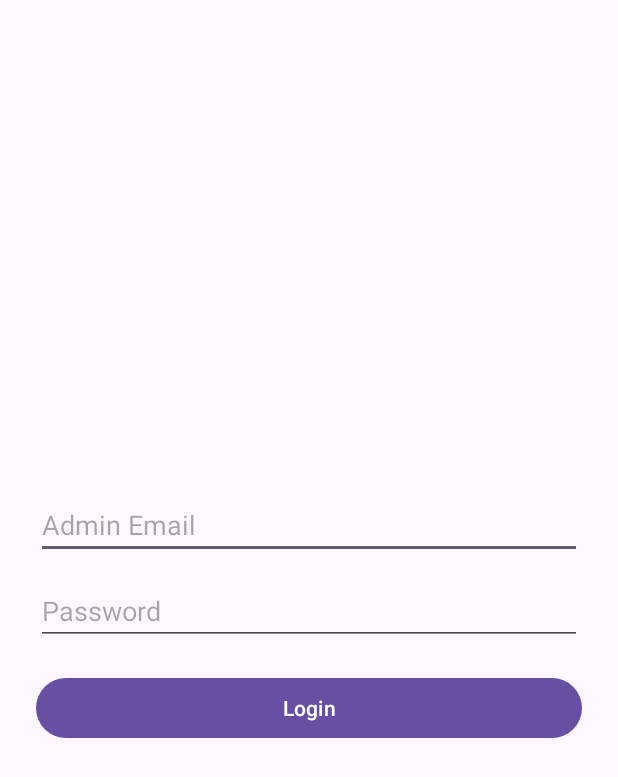
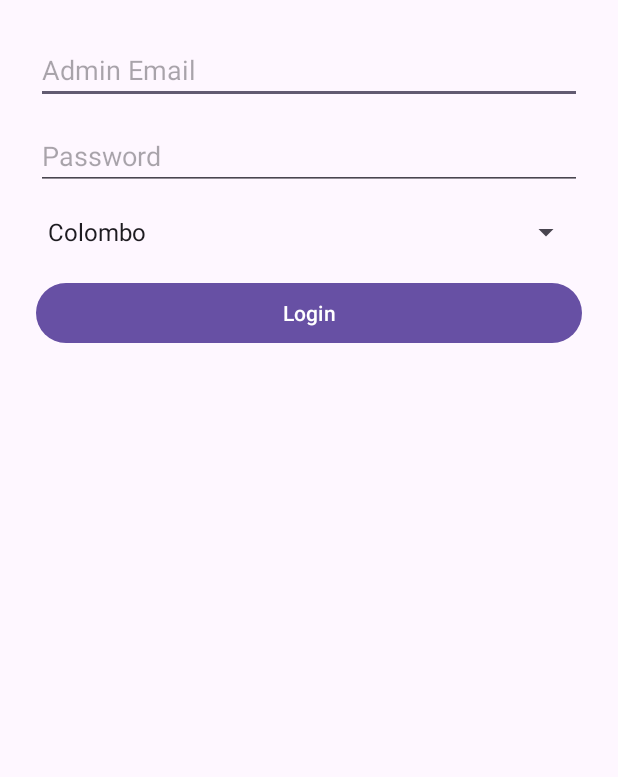
Before and after one commit to Kalpa-Mihiranga/MADCW_Pizza-Mania, an Android app: the AdminLogin screen opened directly, with no data from a screen before it, after a tap on "Login", on a phone screen of 412 x 824 dp. Shown: the top 777 px of the screen. Run offline under Robolectric (Android 15) with nearby library versions, the phone set to English and light mode, and no system bars.

Commit message:
admin select branche

```diff
--- a/app/src/main/java/com/example/pizzamania/AdminLogin.java
+++ b/app/src/main/java/com/example/pizzamania/AdminLogin.java
@@ -3,16 +3,19 @@ package com.example.pizzamania;
 import android.content.Intent;
 import android.os.Bundle;
 import android.text.TextUtils;
+import android.widget.ArrayAdapter;
 import android.widget.Button;
 import android.widget.EditText;
+import android.widget.Spinner;
 import android.widget.Toast;
 
 import androidx.appcompat.app.AppCompatActivity;
 
 public class AdminLogin extends AppCompatActivity {
 
-    EditText editEmail, editPassword;
-    Button btnLogin;
+    private EditText editEmail, editPassword;
+    private Spinner spinnerBranch;
+    private Button btnLogin;
 
     // demo credentials (change to secure storage later)
     private final String ADMIN_EMAIL = "admin@pizza.com";
@@ -23,22 +26,35 @@ public class AdminLogin extends AppCompatActivity {
         super.onCreate(savedInstanceState);
         setContentView(R.layout.activity_admin_login);
 
+        // Initialize views
         editEmail = findViewById(R.id.editEmail);
         editPassword = findViewById(R.id.editPassword);
+        spinnerBranch = findViewById(R.id.spinnerBranch); // spinner from XML
         btnLogin = findViewById(R.id.btnLogin);
 
+        // Set up branch options in spinner
+        String[] branches = {"Colombo", "Galle"};
+        ArrayAdapter<String> adapter = new ArrayAdapter<>(this,
+                android.R.layout.simple_spinner_item, branches);
+        adapter.setDropDownViewResource(android.R.layout.simple_spinner_dropdown_item);
+        spinnerBranch.setAdapter(adapter);
+
+        // Handle login button click
         btnLogin.setOnClickListener(v -> {
-            String e = editEmail.getText().toString().trim();
-            String p = editPassword.getText().toString().trim();
+            String email = editEmail.getText().toString().trim();
+            String password = editPassword.getText().toString().trim();
+            String selectedBranch = spinnerBranch.getSelectedItem().toString();
 
-            if (TextUtils.isEmpty(e) || TextUtils.isEmpty(p)) {
+            if (TextUtils.isEmpty(email) || TextUtils.isEmpty(password)) {
                 Toast.makeText(this, "Enter email & password", Toast.LENGTH_SHORT).show();
                 return;
             }
 
-            if (e.equals(ADMIN_EMAIL) && p.equals(ADMIN_PASSWORD)) {
-                // open product add screen
-                startActivity(new Intent(AdminLogin.this, ProductAddActivity.class));
+            if (email.equals(ADMIN_EMAIL) && password.equals(ADMIN_PASSWORD)) {
+                // pass selected branch to next activity
+                Intent intent = new Intent(AdminLogin.this, ProductAddActivity.class);
+                intent.putExtra("branch", selectedBranch); // send branch info
+                startActivity(intent);
                 finish();
             } else {
                 Toast.makeText(this, "Invalid credentials", Toast.LENGTH_SHORT).show();
--- a/app/src/main/res/layout/activity_admin_login.xml
+++ b/app/src/main/res/layout/activity_admin_login.xml
@@ -1,10 +1,14 @@
 <?xml version="1.0" encoding="utf-8"?>
-<LinearLayout xmlns:android="http://schemas.android.com/apk/res/android"
+<ScrollView xmlns:android="http://schemas.android.com/apk/res/android"
+    android:layout_width="match_parent"
+    android:layout_height="match_parent">
+
+    <LinearLayout
         android:orientation="vertical"
         android:padding="24dp"
         android:gravity="center"
         android:layout_width="match_parent"
-    android:layout_height="match_parent">
+        android:layout_height="wrap_content">
 
         <EditText
             android:id="@+id/editEmail"
@@ -21,6 +25,13 @@
             android:layout_height="wrap_content"
             android:layout_marginTop="12dp"/>
 
+        <!-- 🔹 Branch Selection Dropdown -->
+        <Spinner
+            android:id="@+id/spinnerBranch"
+            android:layout_width="match_parent"
+            android:layout_height="wrap_content"
+            android:layout_marginTop="16dp"/>
+
         <Button
             android:id="@+id/btnLogin"
             android:text="Login"
@@ -28,3 +39,4 @@
             android:layout_height="wrap_content"
             android:layout_marginTop="18dp"/>
     </LinearLayout>
+</ScrollView>
```
Lines whose indentation alone changed are shown as unchanged.
